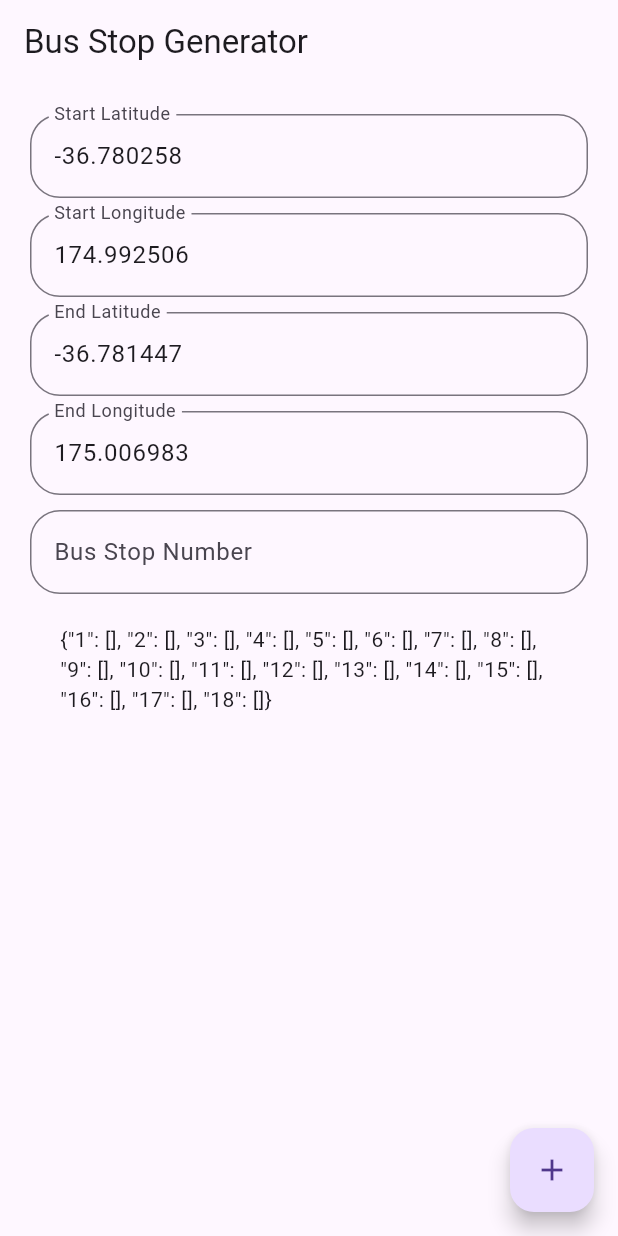
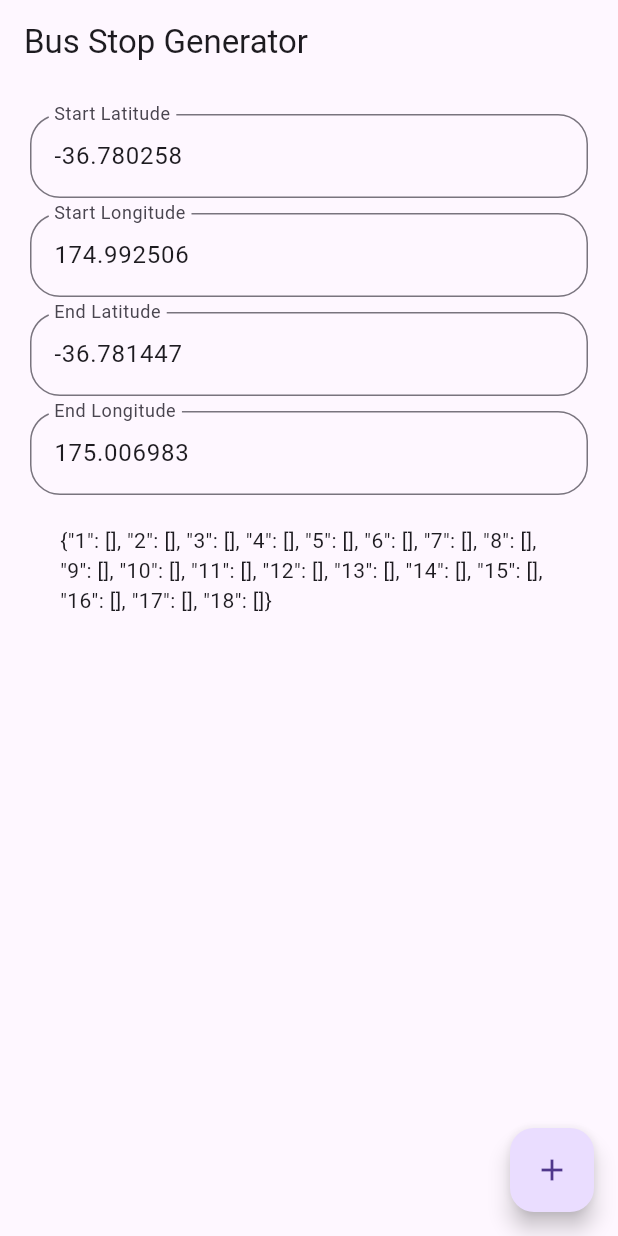
Before and after one commit to jasonchriscodes/VLRS-bus-route-generator, a Flutter app: the screen it shows after launch, on a phone screen of 412 x 824 dp. Run offline on Flutter 3.47's test engine with Material 3 defaults, Android fonts, the phone set to English and light mode, and no system bars; our stand-ins replace latlong2; missing offline and left inert: open_route_service.

Commit message:
chore: remove bus stop field

```diff
--- a/lib/main.dart
+++ b/lib/main.dart
@@ -154,22 +154,6 @@ class _MyHomePageState extends State<MyHomePage> {
                     return null;
                   },
                 ),
-                const SizedBox(height: 10),
-                TextFormField(
-                  controller: indexController,
-                  decoration: const InputDecoration(
-                    labelText: "Bus Stop Number",
-                    border: OutlineInputBorder(
-                      borderRadius: BorderRadius.all(Radius.circular(20)),
-                    ),
-                  ),
-                  onChanged: (value) {
-                    setState(() {
-                      index = int.parse(value);
-                    });
-                    print(index.toString());
-                  },
-                ),
                 Padding(
                   padding: const EdgeInsets.all(20),
                   child: FutureBuilder(
```
